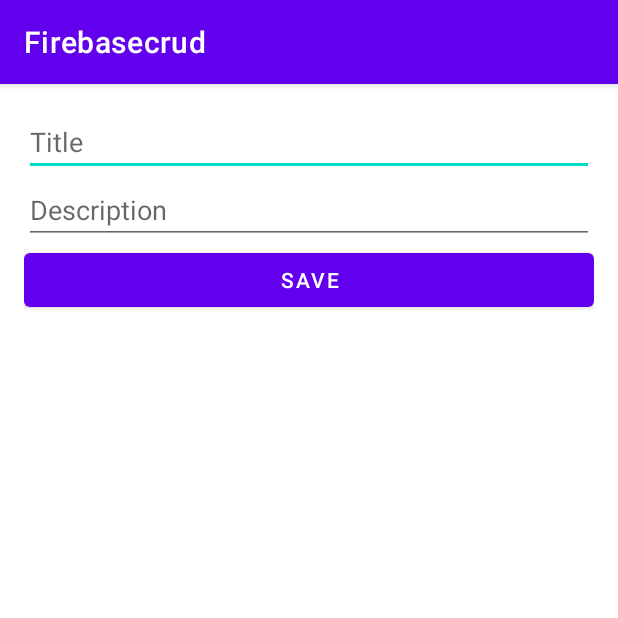
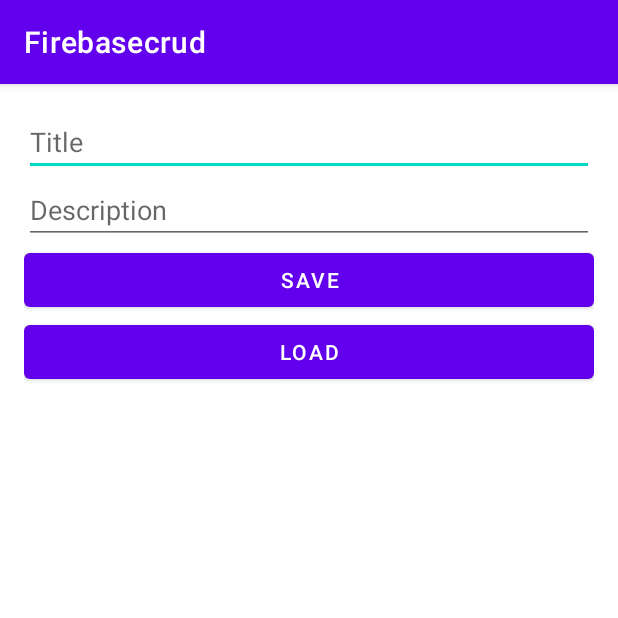
Before and after one commit to bmartinslx/Firebasecrud, an Android app: the screen it shows after launch (MainActivity), after a tap on "SAVE", on a phone screen of 412 x 824 dp, the top half of it. Run offline under Robolectric (Android 15) with nearby library versions, the light colour scheme and no system bars; our stand-ins replace Firebase (no records; nobody signed in at launch, a user with empty details on screens opened directly).

Commit message:
loadnote method

```diff
--- a/app/src/main/java/com/example/firebasecrud/MainActivity.java
+++ b/app/src/main/java/com/example/firebasecrud/MainActivity.java
@@ -7,10 +7,13 @@ import android.os.Bundle;
 import android.util.Log;
 import android.view.View;
 import android.widget.EditText;
+import android.widget.TextView;
 import android.widget.Toast;
 
 import com.google.android.gms.tasks.OnFailureListener;
 import com.google.android.gms.tasks.OnSuccessListener;
+import com.google.firebase.firestore.DocumentReference;
+import com.google.firebase.firestore.DocumentSnapshot;
 import com.google.firebase.firestore.FirebaseFirestore;
 
 import java.util.HashMap;
@@ -22,13 +25,17 @@ public class MainActivity extends AppCompatActivity {
     private static final String KEY_DESCRIPTION = "description";
     private EditText editTextTitle;
     private EditText editTextDescription;
+    private TextView textViewData;
     private FirebaseFirestore db = FirebaseFirestore.getInstance();
+    private DocumentReference noteRef = db.collection("Notebook").document("My First Note");
+
     @Override
     protected void onCreate(Bundle savedInstanceState) {
         super.onCreate(savedInstanceState);
         setContentView(R.layout.activity_main);
         editTextTitle = findViewById(R.id.edit_text_title);
         editTextDescription = findViewById(R.id.edit_text_description);
+        textViewData = findViewById(R.id.text_view_data);
     }
 
     // saveNote method:
@@ -38,7 +45,7 @@ public class MainActivity extends AppCompatActivity {
         Map<String, Object> note = new HashMap<>();
         note.put(KEY_TITLE, title);
         note.put(KEY_DESCRIPTION, description);
-        db.collection("Notebook").document("My First Note").set(note)
+       noteRef.set(note)
                 .addOnSuccessListener(new OnSuccessListener<Void>() {
                     @Override
                     public void onSuccess(Void aVoid) {
@@ -53,4 +60,27 @@ public class MainActivity extends AppCompatActivity {
                     }
                 });
     }
+    public void loadNote(View v) {
+        noteRef.get()
+                .addOnSuccessListener(new OnSuccessListener<DocumentSnapshot>() {
+                    @Override
+                    public void onSuccess(DocumentSnapshot documentSnapshot) {
+                        if (documentSnapshot.exists()) {
+                            String title = documentSnapshot.getString(KEY_TITLE);
+                            String description = documentSnapshot.getString(KEY_DESCRIPTION);
+                            //Map<String, Object> note = documentSnapshot.getData();
+                            textViewData.setText("Title: " + title + "\n" + "Description: " + description);
+                        } else {
+                            Toast.makeText(MainActivity.this, "Document does not exist", Toast.LENGTH_SHORT).show();
+                        }
+                    }
+                })
+                .addOnFailureListener(new OnFailureListener() {
+                    @Override
+                    public void onFailure(@NonNull Exception e) {
+                        Toast.makeText(MainActivity.this, "Error!", Toast.LENGTH_SHORT).show();
+                        Log.d(TAG, e.toString());
+                    }
+                });
+    }
 }
--- a/app/src/main/res/layout/activity_main.xml
+++ b/app/src/main/res/layout/activity_main.xml
@@ -24,4 +24,17 @@
         android:layout_height="wrap_content"
         android:onClick="saveNote"
         android:text="Save" />
+    <Button
+        android:layout_width="match_parent"
+        android:layout_height="wrap_content"
+        android:onClick="loadNote"
+        android:text="Load"
+        tools:ignore="OnClick" />
+
+    <TextView
+        android:id="@+id/text_view_data"
+        android:layout_width="wrap_content"
+        android:layout_height="wrap_content"
+        android:textSize="20sp" />
+
 </LinearLayout>
```
